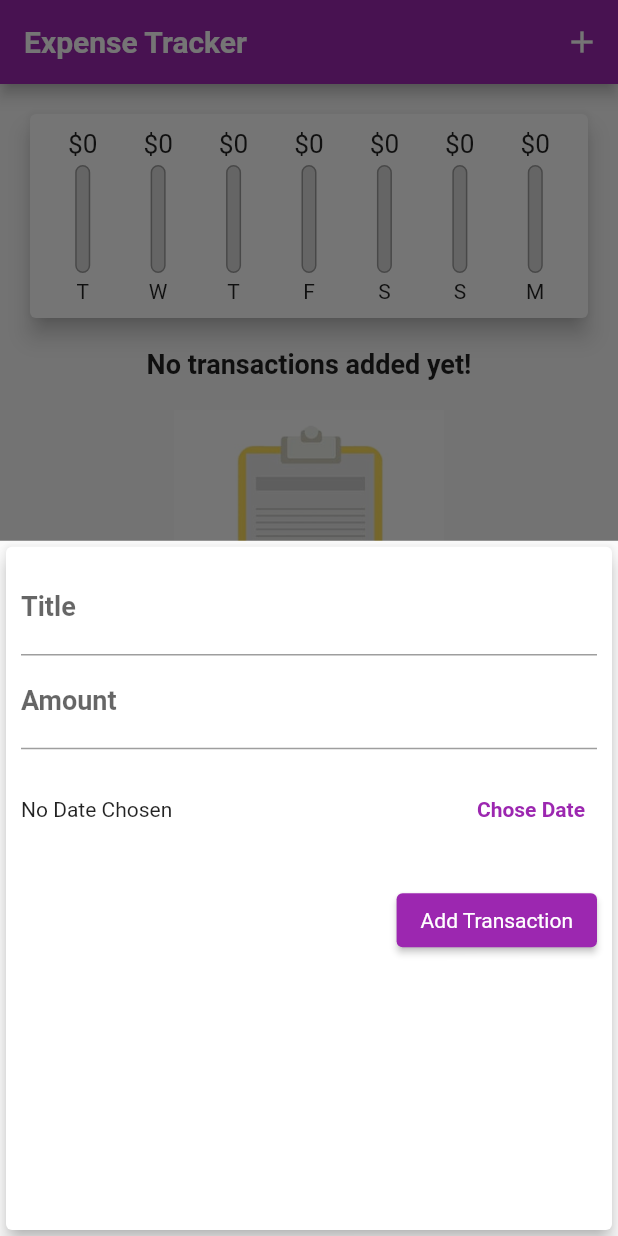
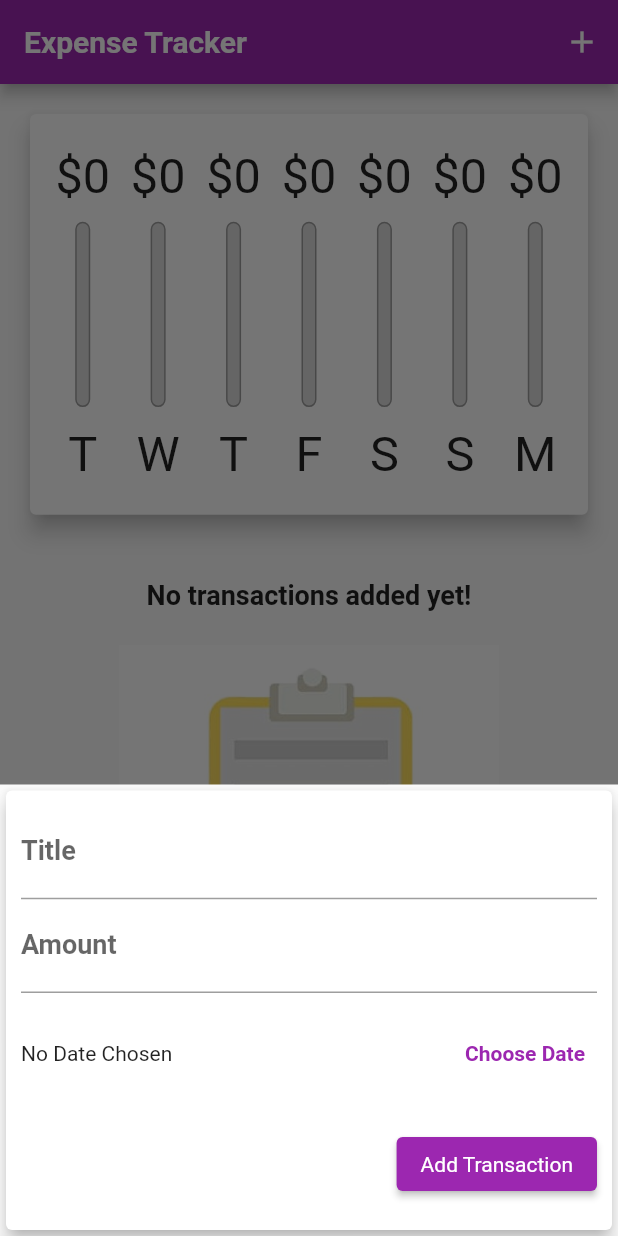
Before and after one commit to smalhasib/Flutter-Practices, a Flutter app: the screen it shows after launch, after a tap on the "add" icon, on a phone screen of 412 x 824 dp. Run offline on Flutter 3.47's test engine with Material 2 defaults, Android fonts, the light colour scheme and no system bars.

Commit message:
Expense tracker refined further

```diff
--- a/expense_tracker/lib/main.dart
+++ b/expense_tracker/lib/main.dart
@@ -1,12 +1,23 @@
+import 'dart:io';
+
 import 'package:expense_tracker/widgets/chart.dart';
 import 'package:expense_tracker/widgets/new_transaction.dart';
+import 'package:flutter/cupertino.dart';
 import 'package:flutter/material.dart';
+import 'package:flutter/services.dart';
 import 'package:uuid/uuid.dart';
 
 import '../models/Transaction.dart';
 import '../widgets/transaction_list.dart';
 
-void main() => runApp(const App());
+void main() {
+  // WidgetsFlutterBinding.ensureInitialized();
+  // SystemChrome.setPreferredOrientations([
+  //   DeviceOrientation.portraitUp,
+  //   DeviceOrientation.portraitDown,
+  // ]);
+  runApp(const App());
+}
 
 class App extends StatelessWidget {
   const App({Key? key}) : super(key: key);
@@ -23,6 +34,10 @@
         primarySwatch: Colors.purple,
         fontFamily: 'Lato',
         textTheme: ThemeData.light().textTheme.copyWith(
+              titleSmall: const TextStyle(
+                fontFamily: 'Roboto',
+                fontSize: 16,
+              ),
               titleMedium: const TextStyle(
                 fontFamily: 'Roboto',
                 fontSize: 18,
@@ -66,6 +81,7 @@
     //   date: DateTime.now(),
     // ),
   ];
+  bool _showSwitch = true;
 
   List<Transaction> get _recentTransactions {
     return _userTransactions
@@ -98,10 +114,28 @@
     );
   }
 
+  void _toggleSwitch(bool value) {
+    setState(() {
+      _showSwitch = value;
+    });
+  }
+
   @override
   Widget build(BuildContext context) {
-    return Scaffold(
-      appBar: AppBar(
+    final PreferredSizeWidget appBar = Platform.isIOS
+        ? CupertinoNavigationBar(
+            middle: const Text('Expense Tracker'),
+            trailing: Row(
+              mainAxisSize: MainAxisSize.min,
+              children: [
+                GestureDetector(
+                  child: const Icon(CupertinoIcons.add),
+                  onTap: () => _showAddNewTransaction(context),
+                )
+              ],
+            ),
+          )
+        : AppBar(
             title: const Text('Expense Tracker'),
             actions: [
               IconButton(
@@ -109,24 +143,80 @@
                 icon: const Icon(Icons.add),
               )
             ],
-      ),
-      body: SingleChildScrollView(
+          ) as PreferredSizeWidget;
+
+    final MediaQueryData mediaQuery = MediaQuery.of(context);
+    final double screenHeight = mediaQuery.size.height -
+        appBar.preferredSize.height -
+        mediaQuery.padding.top;
+    final isLandscape = mediaQuery.orientation == Orientation.landscape;
+
+    final SizedBox transactionListWidget = SizedBox(
+      height: screenHeight * 0.6,
+      child: TransactionList(_userTransactions, _deleteTransaction),
+    );
+
+    final SafeArea pageBody = SafeArea(
+      child: SingleChildScrollView(
         child: SizedBox(
           width: double.infinity,
           child: Column(
             crossAxisAlignment: CrossAxisAlignment.center,
             children: [
-              Chart(_recentTransactions),
-              TransactionList(_userTransactions, _deleteTransaction)
+              if (isLandscape)
+                Container(
+                  padding: EdgeInsets.only(top: screenHeight * 0.05),
+                  height: screenHeight * 0.1,
+                  child: Row(
+                    mainAxisAlignment: MainAxisAlignment.center,
+                    children: [
+                      Text(
+                        'Show Chart',
+                        style: Theme.of(context).textTheme.titleSmall,
+                      ),
+                      Switch.adaptive(
+                        value: _showSwitch,
+                        activeColor: Theme.of(context).colorScheme.secondary,
+                        onChanged: _toggleSwitch,
+                      )
+                    ],
+                  ),
+                ),
+              if (!isLandscape)
+                SizedBox(
+                  height: screenHeight * 0.4,
+                  child: Chart(_recentTransactions),
+                ),
+              if (!isLandscape) transactionListWidget,
+              if (isLandscape)
+                _showSwitch
+                    ? SizedBox(
+                        height: screenHeight * 0.8,
+                        child: Chart(_recentTransactions),
+                      )
+                    : transactionListWidget
             ],
           ),
         ),
       ),
-      floatingActionButton: FloatingActionButton(
+    );
+
+    return Platform.isIOS
+        ? CupertinoPageScaffold(
+            navigationBar: appBar as ObstructingPreferredSizeWidget,
+            child: pageBody,
+          )
+        : Scaffold(
+            appBar: appBar,
+            body: pageBody,
+            floatingActionButton: Platform.isIOS
+                ? Container()
+                : FloatingActionButton(
                     child: const Icon(Icons.add),
                     onPressed: () => _showAddNewTransaction(context),
                   ),
-      floatingActionButtonLocation: FloatingActionButtonLocation.centerFloat,
+            floatingActionButtonLocation:
+                FloatingActionButtonLocation.centerFloat,
           );
   }
 }
--- /dev/null
+++ b/expense_tracker/lib/widgets/adaptive_text_button.dart
@@ -0,0 +1,35 @@
+import 'dart:io';
+
+import 'package:flutter/cupertino.dart';
+import 'package:flutter/material.dart';
+
+class AdaptiveTextButton extends StatelessWidget {
+  final String _text;
+  final VoidCallback _onPressed;
+
+  const AdaptiveTextButton(this._text, this._onPressed);
+
+  @override
+  Widget build(BuildContext context) {
+    return Platform.isIOS
+        ? CupertinoButton(
+            onPressed: _onPressed,
+            child: Text(
+              _text,
+              style: TextStyle(
+                color: Theme.of(context).primaryColor,
+                fontWeight: FontWeight.bold,
+              ),
+            ))
+        : TextButton(
+            onPressed: _onPressed,
+            child: Text(
+              _text,
+              style: TextStyle(
+                color: Theme.of(context).primaryColor,
+                fontWeight: FontWeight.bold,
+              ),
+            ),
+          );
+  }
+}
--- a/expense_tracker/lib/widgets/chart_bar.dart
+++ b/expense_tracker/lib/widgets/chart_bar.dart
@@ -9,11 +9,13 @@
 
   @override
   Widget build(BuildContext context) {
+    return LayoutBuilder(builder: (context, constraints) {
       return Column(
         mainAxisAlignment: MainAxisAlignment.center,
+        crossAxisAlignment: CrossAxisAlignment.center,
         children: [
           SizedBox(
-          height: 20,
+            height: constraints.maxHeight * 0.15,
             child: FittedBox(
               child: Text(
                 '\$${spendingAmount.toStringAsFixed(0)}',
@@ -21,8 +23,9 @@
             ),
           ),
           Container(
-          padding: const EdgeInsets.symmetric(vertical: 4),
-          height: 80,
+            padding:
+                EdgeInsets.symmetric(vertical: constraints.maxHeight * 0.05),
+            height: constraints.maxHeight * 0.6,
             width: 10,
             child: Stack(
               alignment: AlignmentDirectional.bottomStart,
@@ -46,8 +49,17 @@
               ],
             ),
           ),
-        Text(label)
+          SizedBox(
+            height: constraints.maxHeight * 0.15,
+            child: FittedBox(
+              child: Text(
+                label,
+                textAlign: TextAlign.center,
+              ),
+            ),
+          )
         ],
       );
+    });
   }
 }
--- a/expense_tracker/lib/widgets/new_transaction.dart
+++ b/expense_tracker/lib/widgets/new_transaction.dart
@@ -1,3 +1,5 @@
+import 'package:expense_tracker/widgets/adaptive_text_button.dart';
+import 'package:flutter/cupertino.dart';
 import 'package:flutter/material.dart';
 import 'package:intl/intl.dart';
 
@@ -44,10 +46,16 @@
 
   @override
   Widget build(BuildContext context) {
-    return Card(
+    return SingleChildScrollView(
+      child: Card(
         elevation: 5,
         child: Padding(
-        padding: const EdgeInsets.all(10),
+          padding: EdgeInsets.only(
+            left: 10,
+            top: 10,
+            right: 10,
+            bottom: MediaQuery.of(context).viewInsets.bottom + 10,
+          ),
           child: Column(
             crossAxisAlignment: CrossAxisAlignment.end,
             children: [
@@ -73,16 +81,7 @@
                           ? 'Picked Date: ${DateFormat.yMd().format(_selectedDate!)}'
                           : 'No Date Chosen'),
                     ),
-                  TextButton(
-                    onPressed: _showDatePicker,
-                    child: Text(
-                      'Chose Date',
-                      style: TextStyle(
-                        color: Theme.of(context).primaryColor,
-                        fontWeight: FontWeight.bold,
-                      ),
-                    ),
-                  )
+                    AdaptiveTextButton('Choose Date', _showDatePicker)
                   ],
                 ),
               ),
@@ -98,6 +97,7 @@
             ],
           ),
         ),
+      ),
     );
   }
 }
--- a/expense_tracker/lib/widgets/transaction_list.dart
+++ b/expense_tracker/lib/widgets/transaction_list.dart
@@ -7,34 +7,38 @@
   final List<Transaction> userTransaction;
   final Function deleteTx;
 
-
   TransactionList(this.userTransaction, this.deleteTx);
 
   @override
   Widget build(BuildContext context) {
-    return SizedBox(
-        height: 460,
-        child: userTransaction.isEmpty
-            ? Column(
+    return userTransaction.isEmpty
+        ? LayoutBuilder(builder: (context, constraints) {
+            final double maxHeight = constraints.maxHeight;
+
+            return Padding(
+              padding: EdgeInsets.only(top: maxHeight * 0.05),
+              child: Column(
                 children: [
                   Text(
                     'No transactions added yet!',
                     style: Theme.of(context).textTheme.titleMedium,
                   ),
                   Container(
-                    padding: const EdgeInsets.only(top: 20),
-                    height: 200,
+                    padding: EdgeInsets.only(top: maxHeight * 0.05),
+                    height: maxHeight * 0.6,
                     child: Image.asset(
                       'assets/images/ledger.jpg',
                       fit: BoxFit.cover,
                     ),
                   )
                 ],
-              )
-            : ListView.builder(
-                itemBuilder: (context, index) =>
-                    TransactionItem(userTransaction[index], deleteTx),
-                itemCount: userTransaction.length,
-              ));
+              ),
+            );
+          })
+        : ListView.builder(
+            itemBuilder: (context, index) =>
+                TransactionItem(userTransaction[index], deleteTx),
+            itemCount: userTransaction.length,
+          );
   }
 }
```
Lines whose indentation alone changed are shown as unchanged.
